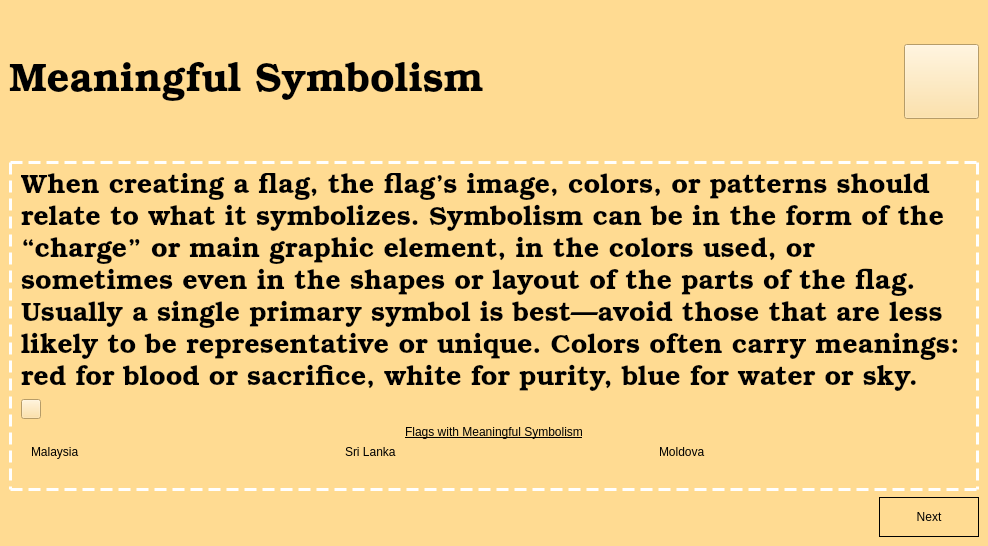
Before: the Qt Designer form meaningfulsymbolismlesson.ui in zxjorge/EDApp, drawn with Qt 5.
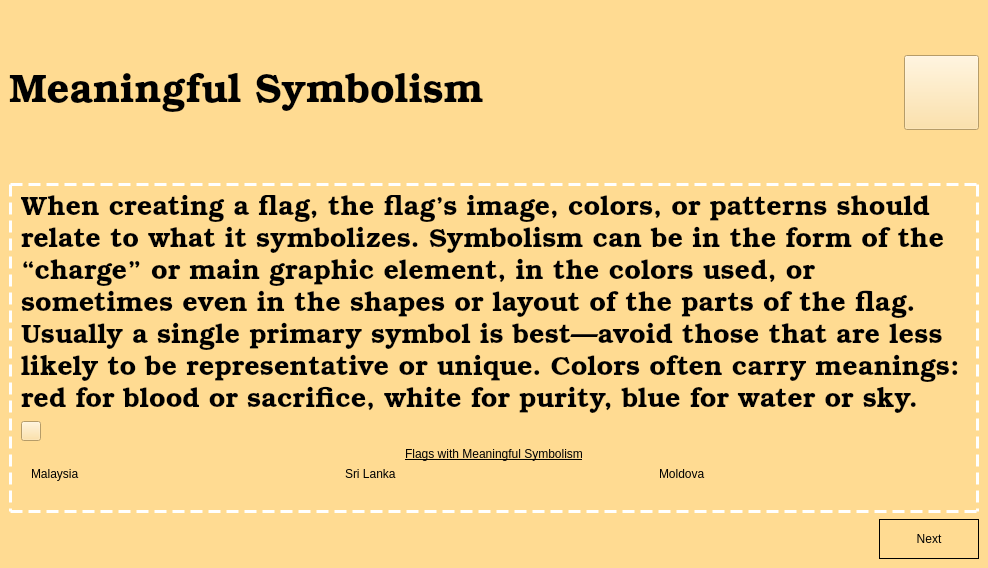
After: the same form once the commit is applied. The open tabs and pages were chosen to show the change. Icons and pictures are not drawn. Custom widgets are drawn as their Qt base class.

Commit message: matched completed lesson ui to everything eles

Diff of the .ui file:
```diff
--- a/meaningfulsymbolismlesson.ui
+++ b/meaningfulsymbolismlesson.ui
@@ -7,7 +7,7 @@
     <x>0</x>
     <y>0</y>
     <width>988</width>
-    <height>546</height>
+    <height>568</height>
    </rect>
   </property>
   <property name="font">
```
Left out of the diff: 18 changed lines with no effect on the pictures. The commit also changes 3 other files.
